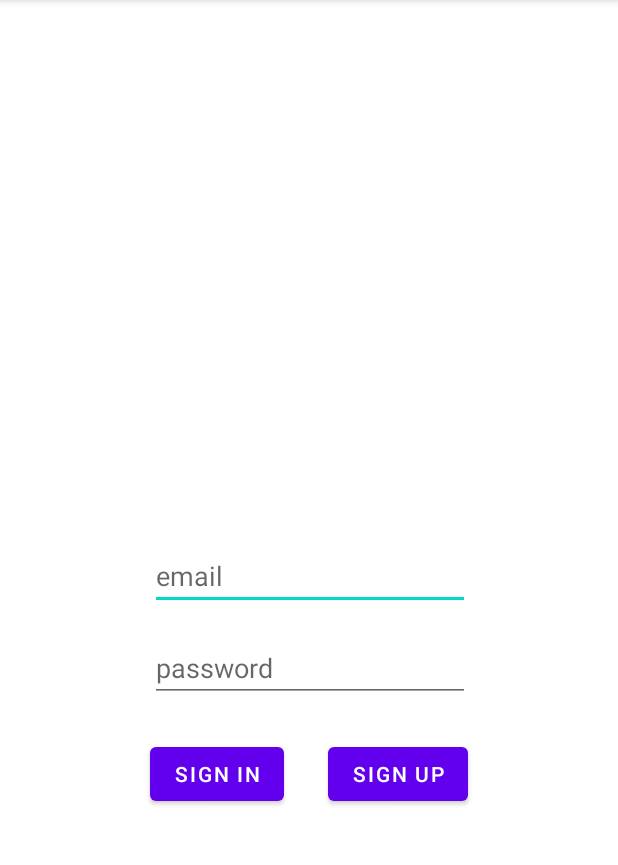
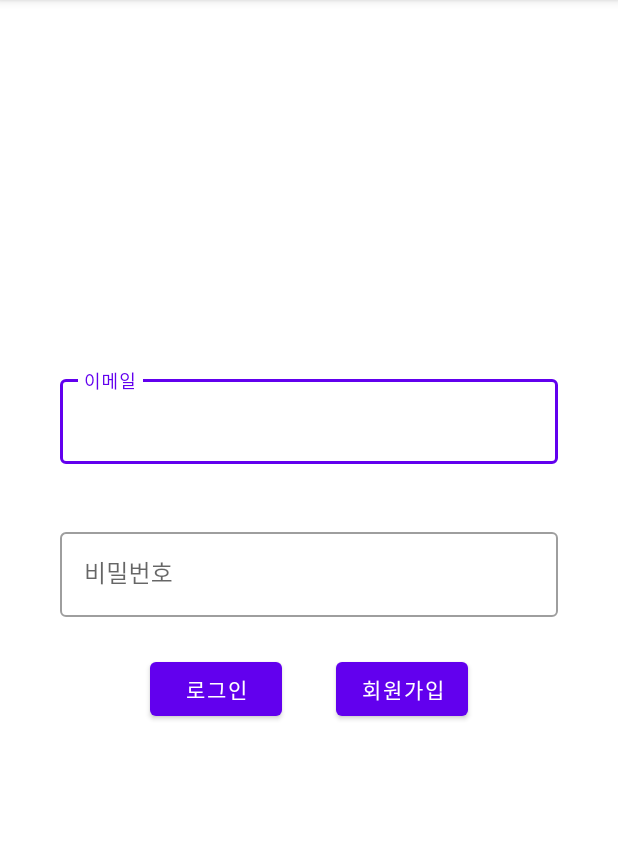
Before and after one commit to bagasari/Frontend, an Android app: the screen it shows after launch (LoginActivity), on a phone screen of 412 x 824 dp, the part 84-949 px from its top. Run offline under Robolectric (Android 15) with nearby library versions, the phone set to English and light mode, and no system bars.

Commit message:
feat: 로그인&회원가입 UI 변경

```diff
--- a/app/src/main/res/layout/activity_login.xml
+++ b/app/src/main/res/layout/activity_login.xml
@@ -6,32 +6,47 @@
     android:layout_height="match_parent"
     tools:context=".auth.LoginActivity">
 
-    <EditText
-        android:id="@+id/etEmail"
-        android:layout_width="wrap_content"
+    <com.google.android.material.textfield.TextInputLayout
+        android:id="@+id/etEmailLayout"
+        style="@style/Widget.MaterialComponents.TextInputLayout.OutlinedBox"
+        android:layout_width="0dp"
         android:layout_height="wrap_content"
-        android:ems="10"
-        android:hint="email"
-        android:inputType="textEmailAddress"
+        android:layout_marginLeft="40dp"
+        android:layout_marginRight="40dp"
+        android:hint="이메일"
         app:layout_constraintBottom_toBottomOf="parent"
         app:layout_constraintEnd_toEndOf="parent"
-        app:layout_constraintHorizontal_bias="0.502"
         app:layout_constraintStart_toStartOf="parent"
         app:layout_constraintTop_toTopOf="parent"
-        />
+        app:layout_constraintVertical_bias="0.35">
 
-    <EditText
-        android:id="@+id/etPassword"
-        android:layout_width="wrap_content"
+        <com.google.android.material.textfield.TextInputEditText
+            android:id="@+id/etEmail"
+            android:layout_width="match_parent"
+            android:layout_height="wrap_content"
+            android:inputType="textEmailAddress"/>
+
+    </com.google.android.material.textfield.TextInputLayout>
+    <com.google.android.material.textfield.TextInputLayout
+        android:id="@+id/etPasswordLayout"
+        style="@style/Widget.MaterialComponents.TextInputLayout.OutlinedBox"
+        android:layout_width="0dp"
         android:layout_height="wrap_content"
-        android:layout_marginTop="16dp"
-        android:ems="10"
-        android:hint="password"
-        android:inputType="textPassword"
+        android:layout_marginTop="40dp"
+        android:layout_marginLeft="40dp"
+        android:layout_marginRight="40dp"
+        android:hint="비밀번호"
         app:layout_constraintEnd_toEndOf="parent"
-        app:layout_constraintHorizontal_bias="0.502"
         app:layout_constraintStart_toStartOf="parent"
-        app:layout_constraintTop_toBottomOf="@+id/etEmail" />
+        app:layout_constraintTop_toBottomOf="@+id/etEmailLayout" >
+
+        <com.google.android.material.textfield.TextInputEditText
+            android:id="@+id/etPassword"
+            android:layout_width="match_parent"
+            android:layout_height="wrap_content"
+            android:inputType="textPassword" />
+    </com.google.android.material.textfield.TextInputLayout>
+
 
     <Button
         android:id="@+id/btnLogin"
@@ -40,9 +55,9 @@
         android:layout_marginStart="100dp"
         android:layout_marginLeft="100dp"
         android:layout_marginTop="24dp"
-        android:text="Sign In"
+        android:text="로그인"
         app:layout_constraintStart_toStartOf="parent"
-        app:layout_constraintTop_toBottomOf="@+id/etPassword" />
+        app:layout_constraintTop_toBottomOf="@+id/etPasswordLayout" />
 
     <Button
         android:id="@+id/btnSignUp"
@@ -51,8 +66,8 @@
         android:layout_marginTop="24dp"
         android:layout_marginEnd="100dp"
         android:layout_marginRight="100dp"
-        android:text="Sign Up"
+        android:text="회원가입"
         app:layout_constraintEnd_toEndOf="parent"
-        app:layout_constraintTop_toBottomOf="@+id/etPassword" />
+        app:layout_constraintTop_toBottomOf="@+id/etPasswordLayout" />
 
 </androidx.constraintlayout.widget.ConstraintLayout>
--- /dev/null
+++ b/app/src/main/res/values/styles.xml
@@ -0,0 +1,4 @@
+<?xml version="1.0" encoding="utf-8"?>
+<resources>
+    <style name="AppTheme" parent="Theme.MaterialComponents.DayNight"/>
+</resources>
```
Also changed, not shown: app/src/main/res/layout/activity_sign_up.xml (+79 -48 lines).
